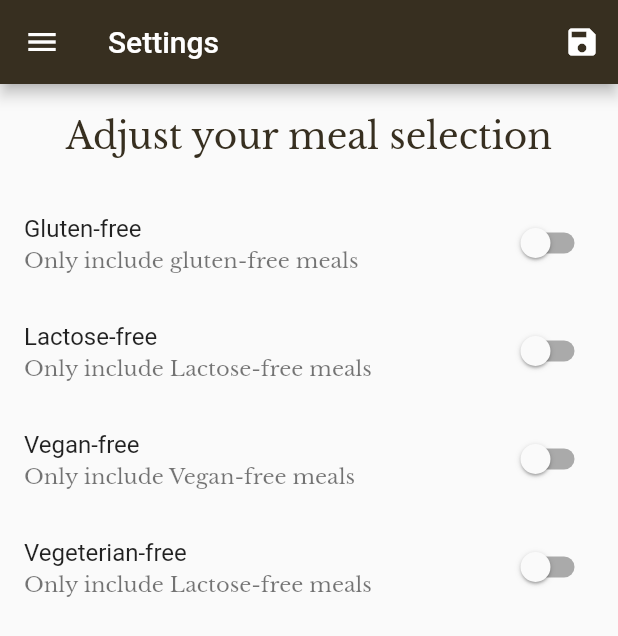
After one commit to adebayoAdesina/Flutter_Meal_App, a Flutter app: the SettingsScreen screen opened by its route, on a phone screen of 412 x 824 dp. The commit adds this screen. Shown: the top 636 px of the screen. Run offline on Flutter 3.47's test engine with Material 2 defaults, Android fonts, the phone set to English and light mode, and no system bars; missing offline and left inert: dart:ffi.

Commit message:
settings screen added and functions.

```diff
--- a/lib/data/meal_data.dart
+++ b/lib/data/meal_data.dart
@@ -34,7 +34,7 @@ List<Meal> meals = [
     isLactoseFree: true,
   ),
   Meal(
-    id: 'ml',
+    id: 'sl',
     category: [
       'c1',
       'c2',
--- a/lib/main.dart
+++ b/lib/main.dart
@@ -1,18 +1,55 @@
 import 'package:flutter/material.dart';
+import 'package:meal_app/data/meal_data.dart';
 import 'package:meal_app/screens/category_screen.dart';
 import 'package:meal_app/screens/home_screen.dart';
 import 'package:meal_app/screens/meal_detail_screen.dart';
+import 'package:meal_app/screens/settings_screen.dart';
 import 'package:meal_app/screens/tab_screen.dart';
+import 'model/meal.dart';
 import 'utils/color.dart';
 
 void main() {
   runApp(const MyApp());
 }
 
-class MyApp extends StatelessWidget {
+class MyApp extends StatefulWidget {
   const MyApp({Key? key}) : super(key: key);
 
-  // This widget is the root of your application.
+  @override
+  State<MyApp> createState() => _MyAppState();
+}
+
+class _MyAppState extends State<MyApp> {
+
+  Map<String, bool> _filters = {
+    'isGlutenFree': false,
+    'isVegan': false,
+    'isVegetarian': false,
+    'isLactoseFree': false,
+  };
+
+  List<Meal> currectMeal = meals;
+
+  void _setFilter(Map<String, bool> filters) {
+    setState(() {
+      _filters = filters;
+      currectMeal = meals.where((element) {
+        if (_filters['isGlutenFree'] == false  && element.isGlutenFree == false) {
+          return false;
+        }
+        if (_filters['isVegan'] == false  && element.isVegan == false) {
+          return false;
+        }
+        if (_filters['isVegetarian'] == false  && element.isVegetarian == false) {
+          return false;
+        }
+        if (_filters['isLactoseFree'] == false  && element.isLactoseFree == false) {
+          return false;
+        }
+        return true;
+      }).toList();
+    });
+  }
   @override
   Widget build(BuildContext context) {
     return MaterialApp(
@@ -48,8 +85,9 @@ class MyApp extends StatelessWidget {
       initialRoute: TabScreen.id,
       routes: {
         TabScreen.id: ((context) => const TabScreen()),
-        CategoryScreen.id: (context) => const CategoryScreen(),
-        MealDetailScreen.id: (context) => const MealDetailScreen()
+        CategoryScreen.id: (context) => CategoryScreen(currectMeal: currectMeal),
+        MealDetailScreen.id: (context) => const MealDetailScreen(),
+        SettingsScreen.id:(context) => SettingsScreen(setFilter: _setFilter, currentFilter: _filters,)
       },
       onUnknownRoute: (setting) {
         return MaterialPageRoute(
--- /dev/null
+++ b/lib/screens/settings_screen.dart
@@ -0,0 +1,110 @@
+import 'dart:ffi';
+
+import 'package:flutter/material.dart';
+import 'package:meal_app/utils/color.dart';
+import 'package:meal_app/widgets/main_drawer.dart';
+
+class SettingsScreen extends StatefulWidget {
+  static const id = '/settings';
+  final Function setFilter;
+  final Map<String, bool> currentFilter;
+  const SettingsScreen(
+      {Key? key, required this.setFilter, required this.currentFilter})
+      : super(key: key);
+
+  @override
+  State<SettingsScreen> createState() => _SettingsScreenState();
+}
+
+class _SettingsScreenState extends State<SettingsScreen> {
+  bool isGlutenFree = false;
+  bool isVegan = false;
+  bool isVegetarian = false;
+  bool isLactoseFree = false;
+
+  @override
+  void initState() {
+    isGlutenFree = widget.currentFilter['isGlutenFree']!;
+    isVegan = widget.currentFilter['isVegan']!;
+    isVegetarian = widget.currentFilter['isVegetarian']!;
+    isLactoseFree = widget.currentFilter['isLactoseFree']!;
+    super.initState();
+  }
+
+  @override
+  Widget build(BuildContext context) {
+    return Scaffold(
+      drawer: const MainDrawer(),
+      appBar: AppBar(
+        title: const Text('Settings'),
+        actions: [
+          IconButton(
+              onPressed: () {
+                Map<String, bool> _filters = {
+                  'isGlutenFree': isGlutenFree,
+                  'isVegan': isVegan,
+                  'isVegetarian': isVegetarian,
+                  'isLactoseFree': isLactoseFree,
+                };
+                widget.setFilter(_filters);
+              },
+              icon: Icon(Icons.save))
+        ],
+      ),
+      body: Column(
+        children: [
+          Container(
+            padding: const EdgeInsets.all(20.0),
+            child: Text(
+              'Adjust your meal selection',
+              style: Theme.of(context)
+                  .textTheme
+                  .headline1!
+                  .copyWith(color: kPrimaryColor),
+            ),
+          ),
+          Expanded(
+              child: ListView(
+            children: [
+              switchList(
+                  isGlutenFree, 'Gluten-free', 'Only include gluten-free meals',
+                  (value) {
+                setState(() {
+                  isGlutenFree = value;
+                });
+              }),
+              switchList(isLactoseFree, 'Lactose-free',
+                  'Only include Lactose-free meals', (value) {
+                setState(() {
+                  isLactoseFree = value;
+                });
+              }),
+              switchList(isVegan, 'Vegan-free', 'Only include Vegan-free meals',
+                  (value) {
+                setState(() {
+                  isVegan = value;
+                });
+              }),
+              switchList(isVegetarian, 'Vegeterian-free',
+                  'Only include Lactose-free meals', (value) {
+                setState(() {
+                  isVegetarian = value;
+                });
+              }),
+            ],
+          ))
+        ],
+      ),
+    );
+  }
+
+  SwitchListTile switchList(
+      bool values, String text, String subtitle, updateValue) {
+    return SwitchListTile.adaptive(
+      value: values,
+      onChanged: updateValue,
+      title: Text(text),
+      subtitle: Text(subtitle),
+    );
+  }
+}
--- a/lib/widgets/main_drawer.dart
+++ b/lib/widgets/main_drawer.dart
@@ -1,6 +1,8 @@
 import 'package:flutter/material.dart';
 import 'package:meal_app/screens/tab_screen.dart';
 import 'package:meal_app/utils/color.dart';
+
+import '../screens/settings_screen.dart';
 
 class MainDrawer extends StatefulWidget {
   const MainDrawer({
@@ -17,14 +19,14 @@ class _MainDrawerState extends State<MainDrawer> {
       'icon': Icons.restaurant,
       'title': 'Meals',
       'onTap': (context) {
-        Navigator.pop(context, TabScreen.id);
+        Navigator.pushReplacementNamed(context, TabScreen.id,);
       },
     },
     {
       'icon': Icons.settings,
       'title': 'Setting',
       'onTap': (context) {
-        Navigator.pushNamed(context, TabScreen.id);
+        Navigator.pushReplacementNamed(context, SettingsScreen.id,);
       },
     }
   ];
```
Also changed, not shown: lib/screens/category_screen.dart (+9 -4 lines), lib/screens/meal_detail_screen.dart (+14 -2 lines), lib/widgets/meal_card.dart (+15 -2 lines).
